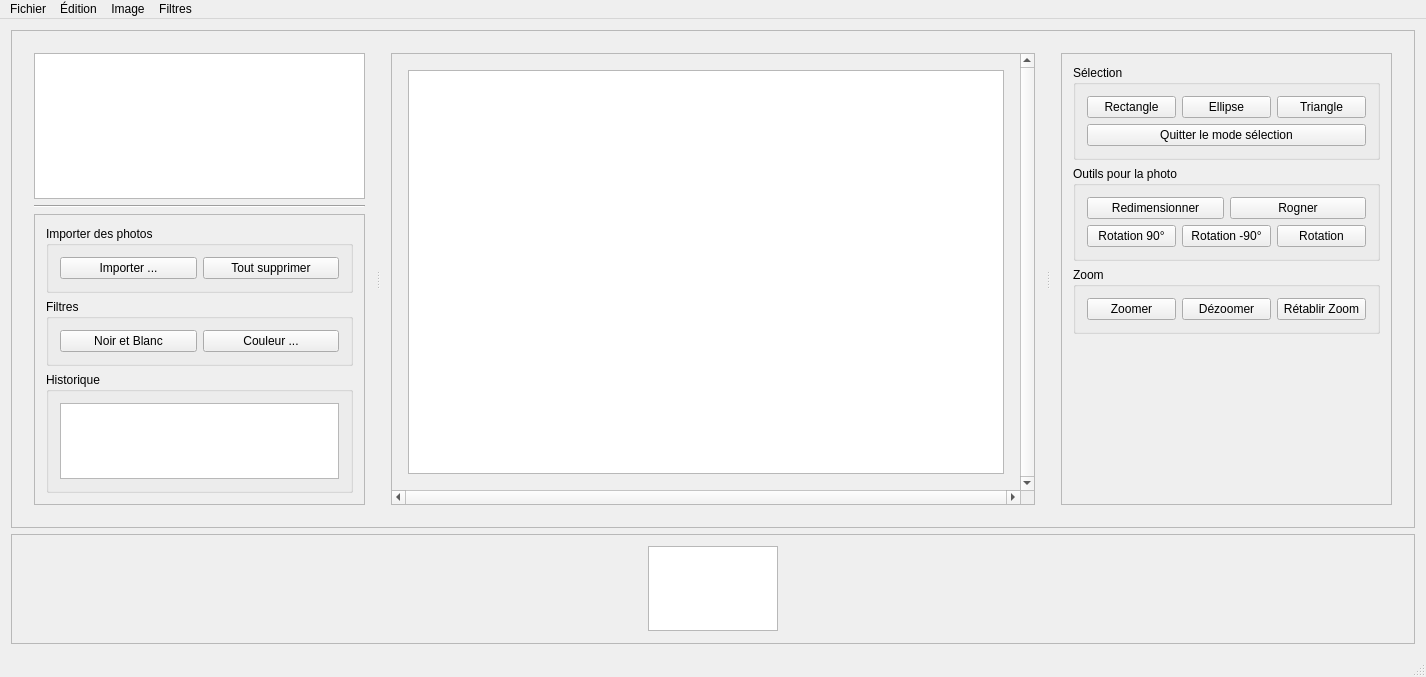
The window that mainwindow.ui (Anthiel/IHM_Qt_M1) describes before a commit, drawn with Qt 5.
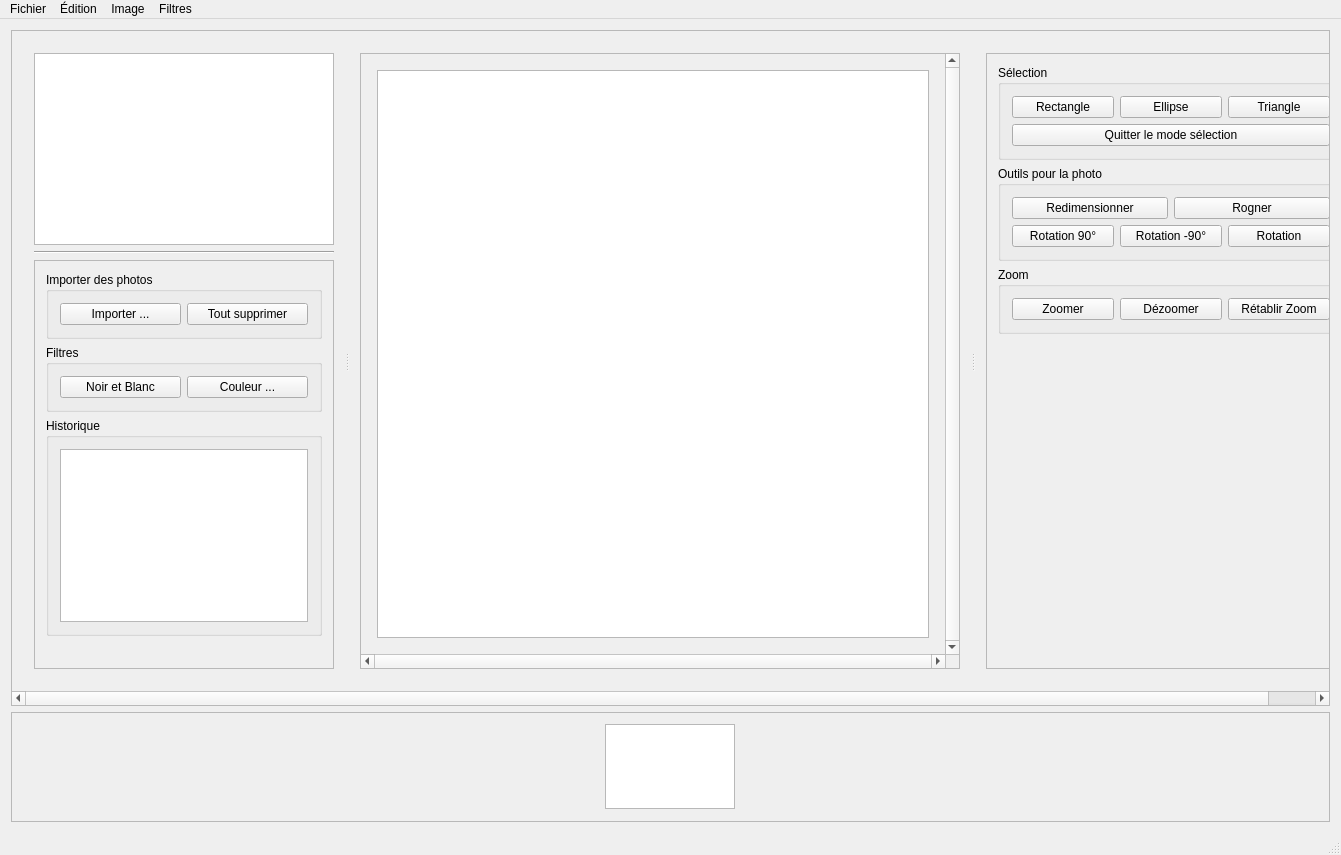
The same window after the commit. Icons and pictures are not drawn. Custom widgets are drawn as their Qt base class.

Diff of the .ui file:
```diff
--- a/mainwindow.ui
+++ b/mainwindow.ui
@@ -9,8 +9,8 @@
    <rect>
     <x>0</x>
     <y>0</y>
-    <width>1426</width>
-    <height>677</height>
+    <width>1341</width>
+    <height>855</height>
    </rect>
   </property>
   <property name="sizePolicy">
@@ -59,8 +59,8 @@
             <rect>
              <x>0</x>
              <y>0</y>
-             <width>1398</width>
-             <height>480</height>
+             <width>1313</width>
+             <height>658</height>
             </rect>
            </property>
            <property name="sizePolicy">
@@ -129,6 +129,12 @@
                 </item>
                 <item>
                  <widget class="QScrollArea" name="scrollArea_2">
+                  <property name="minimumSize">
+                   <size>
+                    <width>300</width>
+                    <height>400</height>
+                   </size>
+                  </property>
                   <property name="widgetResizable">
                    <bool>true</bool>
                   </property>
@@ -137,8 +143,8 @@
                     <rect>
                      <x>0</x>
                      <y>0</y>
-                     <width>329</width>
-                     <height>315</height>
+                     <width>301</width>
+                     <height>425</height>
                     </rect>
                    </property>
                    <layout class="QVBoxLayout" name="verticalLayout_3">
@@ -268,8 +274,8 @@
                     <rect>
                      <x>0</x>
                      <y>0</y>
-                     <width>630</width>
-                     <height>433</height>
+                     <width>577</width>
+                     <height>611</height>
                     </rect>
                    </property>
                    <layout class="QGridLayout" name="gridLayout_3">
@@ -358,7 +364,19 @@
                   </property>
                   <property name="minimumSize">
                    <size>
-                    <width>300</width>
+                    <width>370</width>
+                    <height>600</height>
+                   </size>
+                  </property>
+                  <property name="sizeIncrement">
+                   <size>
+                    <width>0</width>
+                    <height>0</height>
+                   </size>
+                  </property>
+                  <property name="baseSize">
+                   <size>
+                    <width>0</width>
                     <height>0</height>
                    </size>
                   </property>
@@ -370,8 +388,8 @@
                     <rect>
                      <x>0</x>
                      <y>0</y>
-                     <width>372</width>
-                     <height>454</height>
+                     <width>368</width>
+                     <height>632</height>
                     </rect>
                    </property>
                    <layout class="QVBoxLayout" name="verticalLayout_6">
@@ -562,7 +580,7 @@
                       <property name="sizeHint" stdset="0">
                        <size>
                         <width>20</width>
-                        <height>80</height>
+                        <height>60</height>
                        </size>
                       </property>
                      </spacer>
@@ -603,7 +621,7 @@
           <rect>
            <x>0</x>
            <y>0</y>
-           <width>1400</width>
+           <width>1315</width>
            <height>109</height>
           </rect>
          </property>
@@ -656,7 +674,7 @@
     <rect>
      <x>0</x>
      <y>0</y>
-     <width>1426</width>
+     <width>1341</width>
      <height>26</height>
     </rect>
    </property>
```
Left out of the diff: 15 changed lines with no effect on the pictures.
